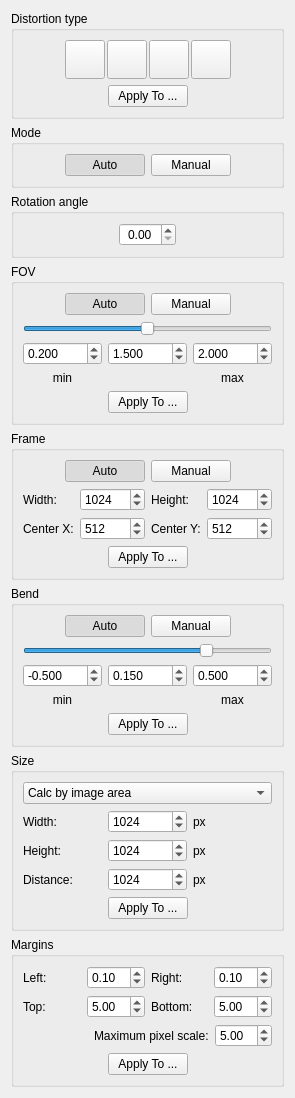
First picture: the form in src/core/filters/deskew/ui/DeskewOptionsWidget.ui, repository ImageProcessing-ElectronicPublications/scantailor-deviant, before the edit.
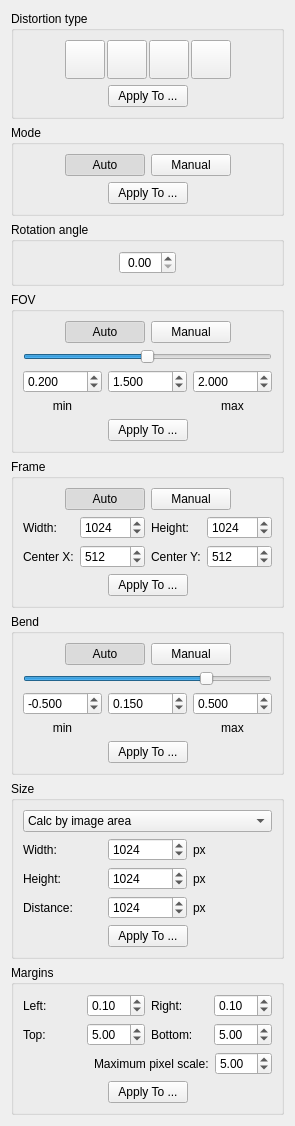
Second picture: the form after the edit. Icons and pictures are not drawn.

Commit message: Add and activate apply button for distortion mode params

```diff
--- a/src/core/filters/deskew/ui/DeskewOptionsWidget.ui
+++ b/src/core/filters/deskew/ui/DeskewOptionsWidget.ui
@@ -7,7 +7,7 @@
     <x>0</x>
     <y>0</y>
     <width>268</width>
-    <height>1055</height>
+    <height>1088</height>
    </rect>
   </property>
   <property name="windowTitle">
@@ -210,9 +210,11 @@
      <property name="title">
       <string>Mode</string>
      </property>
-     <layout class="QHBoxLayout" name="horizontalLayout_2">
+     <layout class="QVBoxLayout" name="verticalLayout_3">
       <item>
-       <spacer name="horizontalSpacerAutoManualLeft">
+       <layout class="QHBoxLayout" name="modeHorizontalLayout">
+        <item>
+         <spacer name="modeHorizontalSpacerLeft">
         <property name="orientation">
          <enum>Qt::Horizontal</enum>
         </property>
@@ -257,7 +259,7 @@
        </widget>
       </item>
       <item>
-       <spacer name="horizontalSpacerAutoManualRight">
+         <spacer name="modeHorizontalSpacerRight">
         <property name="orientation">
          <enum>Qt::Horizontal</enum>
         </property>
@@ -268,6 +270,45 @@
          </size>
         </property>
        </spacer>
+        </item>
+       </layout>
+      </item>
+      <item>
+       <layout class="QHBoxLayout" name="modeApplyHorizontalLayout">
+        <item>
+         <spacer name="modeApplyHorizontalSpacerLeft">
+          <property name="orientation">
+           <enum>Qt::Horizontal</enum>
+          </property>
+          <property name="sizeHint" stdset="0">
+           <size>
+            <width>10</width>
+            <height>20</height>
+           </size>
+          </property>
+         </spacer>
+        </item>
+        <item>
+         <widget class="QPushButton" name="modeApplyBtn">
+          <property name="text">
+           <string>Apply To ...</string>
+          </property>
+         </widget>
+        </item>
+        <item>
+         <spacer name="modeApplyHorizontalSpacerRight">
+          <property name="orientation">
+           <enum>Qt::Horizontal</enum>
+          </property>
+          <property name="sizeHint" stdset="0">
+           <size>
+            <width>10</width>
+            <height>20</height>
+           </size>
+          </property>
+         </spacer>
+        </item>
+       </layout>
       </item>
      </layout>
     </widget>
```
Left out of the diff: 6 changed lines with no effect on the pictures. Lines whose indentation alone changed are shown as unchanged. The commit also changes 6 other files.
